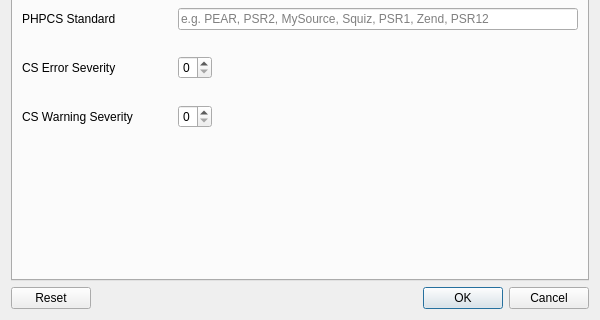
The window that ui/settings.ui (ziracms/editor) describes before a commit, drawn with Qt 5; both pictures show x 0 to 600 and y 180 to 500 of the 600 by 500 pixel window.
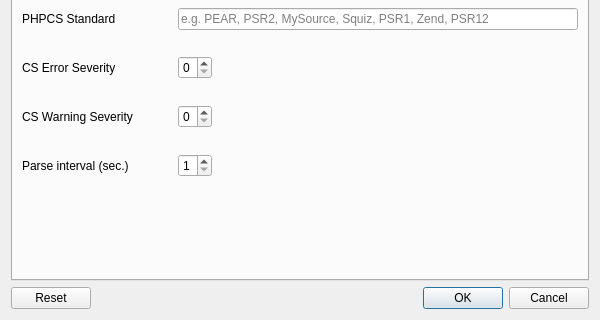
The same window after the commit. The open tabs and pages were chosen to show the change.

Commit message: settings, styles improved

```diff
--- a/ui/settings.ui
+++ b/ui/settings.ui
@@ -935,6 +935,52 @@
          </item>
         </layout>
        </item>
+       <item>
+        <layout class="QHBoxLayout" name="editorParseIntervalLayout">
+         <property name="topMargin">
+          <number>10</number>
+         </property>
+         <property name="bottomMargin">
+          <number>10</number>
+         </property>
+         <item>
+          <widget class="QLabel" name="editorParseIntervalLabel">
+           <property name="minimumSize">
+            <size>
+             <width>150</width>
+             <height>0</height>
+            </size>
+           </property>
+           <property name="text">
+            <string>Parse interval (sec.)</string>
+           </property>
+          </widget>
+         </item>
+         <item>
+          <widget class="QSpinBox" name="editorParseIntervalSpinBox">
+           <property name="minimum">
+            <number>1</number>
+           </property>
+           <property name="maximum">
+            <number>9</number>
+           </property>
+          </widget>
+         </item>
+         <item>
+          <spacer name="horizontalSpacer_3">
+           <property name="orientation">
+            <enum>Qt::Horizontal</enum>
+           </property>
+           <property name="sizeHint" stdset="0">
+            <size>
+             <width>40</width>
+             <height>20</height>
+            </size>
+           </property>
+          </spacer>
+         </item>
+        </layout>
+       </item>
        <item>
         <spacer name="syntaxSpacer">
          <property name="orientation">
```
Left out of the diff: 20 changed lines with no effect on the pictures. The commit also changes 20 other files.
